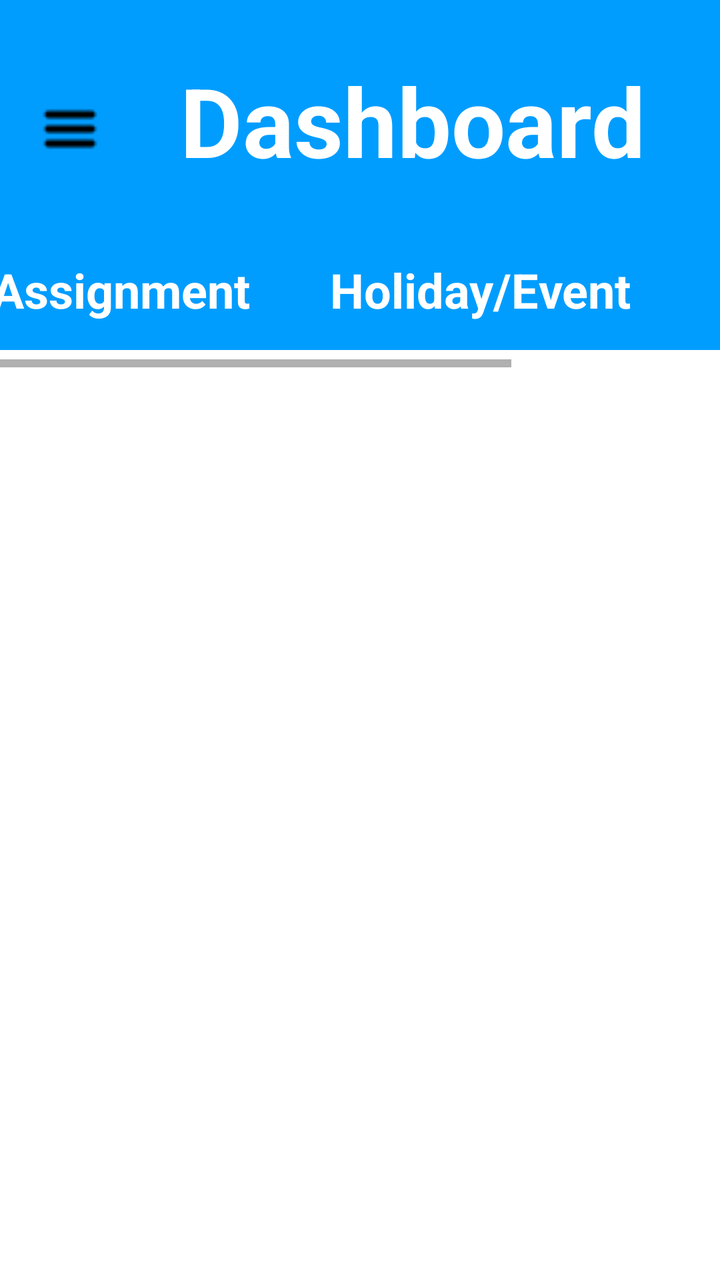
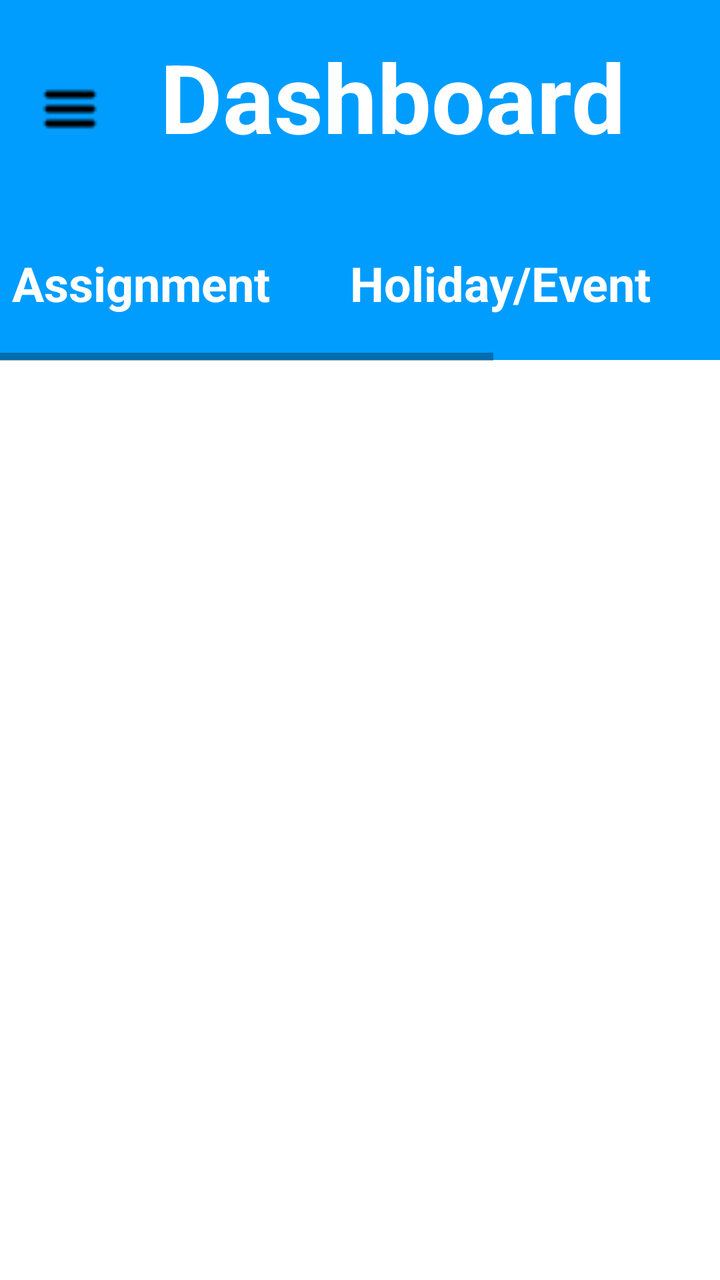

Screens rendered from an Android XML layout before and after an edit, with the pre-edit source and the edit as a unified diff.
<!-- AndroidManifest.xml: application theme Theme.StudentManagementSystem -->
<!-- res/layout/activity_dashboard.xml -->
<?xml version="1.0" encoding="utf-8"?>
<androidx.constraintlayout.widget.ConstraintLayout xmlns:android="http://schemas.android.com/apk/res/android"
    xmlns:app="http://schemas.android.com/apk/res-auto"
    xmlns:tools="http://schemas.android.com/tools"
    android:layout_width="match_parent"
    android:layout_height="match_parent"
    tools:context=".Dashboard"
    tools:ignore="ExtraText">
`   <androidx.appcompat.widget.Toolbar
    android:id="@+id/toolbar3"
    android:layout_width="415dp"
    android:layout_height="175dp"
    android:background="@color/app_theme"
    android:minHeight="?attr/actionBarSize"
    android:theme="?attr/actionBarTheme"
    app:layout_constraintEnd_toEndOf="parent"
    app:layout_constraintStart_toStartOf="parent"
    app:layout_constraintTop_toTopOf="parent" />

    <ImageView
        android:id="@+id/imageView4"
        android:layout_width="30dp"
        android:layout_height="29dp"
        android:layout_marginStart="20dp"
        android:layout_marginLeft="20dp"
        android:layout_marginTop="50dp"
        app:layout_constraintStart_toStartOf="parent"
        app:layout_constraintTop_toTopOf="parent"
        app:srcCompat="@drawable/menuicon" />

    <TextView
        android:id="@+id/textView10"
        android:layout_width="wrap_content"
        android:layout_height="wrap_content"
        android:layout_marginStart="40dp"
        android:layout_marginLeft="40dp"
        android:layout_marginTop="28dp"
        android:text="Dashboard"
        android:textColor="@color/white"
        android:textSize="48sp"
        android:textStyle="bold"
        app:layout_constraintEnd_toEndOf="parent"
        app:layout_constraintHorizontal_bias="0.0"
        app:layout_constraintStart_toEndOf="@+id/imageView4"
        app:layout_constraintTop_toTopOf="@+id/toolbar3" />

    <androidx.constraintlayout.widget.Guideline
        android:id="@+id/guideline4"
        android:layout_width="wrap_content"
        android:layout_height="wrap_content"
        android:orientation="horizontal"
        app:layout_constraintGuide_begin="100dp" />

    <LinearLayout
        android:layout_width="409dp"
        android:layout_height="70dp"
        android:layout_marginTop="30dp"
        android:orientation="horizontal"
        app:layout_constraintBottom_toBottomOf="@+id/toolbar3"
        app:layout_constraintEnd_toEndOf="parent"
        app:layout_constraintStart_toStartOf="parent"
        app:layout_constraintTop_toBottomOf="@+id/textView10"
        tools:ignore="MissingConstraints">

        <HorizontalScrollView
            android:layout_width="wrap_content"
            android:layout_height="match_parent">

            <LinearLayout
                android:layout_width="wrap_content"
                android:layout_height="match_parent"
                android:orientation="horizontal">

                <TextView
                    android:id="@+id/textView11"
                    android:layout_width="wrap_content"
                    android:layout_height="wrap_content"
                    android:layout_marginStart="20dp"
                    android:layout_marginLeft="20dp"
                    android:layout_marginTop="15dp"
                    android:layout_weight="1"
                    android:text="Assignment"
                    android:textColor="@color/white"
                    android:textSize="24sp"
                    android:textStyle="bold" />

                <TextView
                    android:id="@+id/textView17"
                    android:layout_width="wrap_content"
                    android:layout_height="wrap_content"
                    android:layout_marginStart="40dp"
                    android:layout_marginLeft="40dp"
                    android:layout_marginTop="15dp"
                    android:layout_weight="1"
                    android:text="Holiday/Event"
                    android:textColor="@color/white"
                    android:textSize="24sp"
                    android:textStyle="bold" />

                <TextView
                    android:id="@+id/textView18"
                    android:layout_width="wrap_content"
                    android:layout_height="wrap_content"
                    android:layout_marginStart="50dp"
                    android:layout_marginLeft="50dp"
                    android:layout_marginTop="15dp"
                    android:layout_weight="1"
                    android:text="Grades"
                    android:textColor="@color/white"
                    android:textSize="24sp"
                    android:textStyle="bold" />

                <TextView
                    android:id="@+id/textView19"
                    android:layout_width="wrap_content"
                    android:layout_height="wrap_content"
                    android:layout_marginStart="60dp"
                    android:layout_marginLeft="60dp"
                    android:layout_marginTop="15dp"
                    android:layout_marginEnd="20dp"
                    android:layout_marginRight="20dp"
                    android:layout_weight="1"
                    android:text="Fees"
                    android:textColor="@color/white"
                    android:textSize="24sp"
                    android:textStyle="bold" />
            </LinearLayout>
        </HorizontalScrollView>

    </LinearLayout>

</androidx.constraintlayout.widget.ConstraintLayout>
<!-- resources referenced by this layout -->
<resources>
  <color name="app_theme">#009dff</color>
  <color name="white">#FFFFFFFF</color>
  <!-- drawable menuicon: png bitmap (drawable, 140 bytes) -->
  <style name="Theme.StudentManagementSystem" parent="Theme.MaterialComponents.DayNight.DarkActionBar">
          
          <item name="colorPrimary">@color/purple_500</item>
          <item name="colorPrimaryVariant">@color/purple_700</item>
          <item name="colorOnPrimary">@color/white</item>
          
          <item name="colorSecondary">@color/teal_200</item>
          <item name="colorSecondaryVariant">@color/teal_700</item>
          <item name="colorOnSecondary">@color/black</item>
          
          <item name="android:statusBarColor" tools:targetApi="21">?attr/colorPrimaryVariant</item>
          
      </style>
  <color name="purple_500">#FF6200EE</color>
  <color name="purple_700">#FF3700B3</color>
  <color name="teal_200">#FF03DAC5</color>
  <color name="teal_700">#FF018786</color>
  <color name="black">#FF000000</color>
</resources>

<!-- the commit's change to res/layout/activity_dashboard.xml (unified diff, before → after) -->
@@ -6,16 +6,18 @@
     android:layout_height="match_parent"
     tools:context=".Dashboard"
     tools:ignore="ExtraText">
-`   <androidx.appcompat.widget.Toolbar
-    android:id="@+id/toolbar3"
-    android:layout_width="415dp"
-    android:layout_height="175dp"
-    android:background="@color/app_theme"
-    android:minHeight="?attr/actionBarSize"
-    android:theme="?attr/actionBarTheme"
-    app:layout_constraintEnd_toEndOf="parent"
-    app:layout_constraintStart_toStartOf="parent"
-    app:layout_constraintTop_toTopOf="parent" />
+`
+
+    <androidx.appcompat.widget.Toolbar
+        android:id="@+id/toolbar3"
+        android:layout_width="415dp"
+        android:layout_height="180dp"
+        android:background="@color/app_theme"
+        android:minHeight="?attr/actionBarSize"
+        android:theme="?attr/actionBarTheme"
+        app:layout_constraintEnd_toEndOf="parent"
+        app:layout_constraintStart_toStartOf="parent"
+        app:layout_constraintTop_toTopOf="parent" />
 
     <ImageView
         android:id="@+id/imageView4"
@@ -23,7 +25,7 @@
         android:layout_height="29dp"
         android:layout_marginStart="20dp"
         android:layout_marginLeft="20dp"
-        android:layout_marginTop="50dp"
+        android:layout_marginTop="40dp"
         app:layout_constraintStart_toStartOf="parent"
         app:layout_constraintTop_toTopOf="parent"
         app:srcCompat="@drawable/menuicon" />
@@ -32,9 +34,9 @@
         android:id="@+id/textView10"
         android:layout_width="wrap_content"
         android:layout_height="wrap_content"
-        android:layout_marginStart="40dp"
-        android:layout_marginLeft="40dp"
-        android:layout_marginTop="28dp"
+        android:layout_marginStart="30dp"
+        android:layout_marginLeft="30dp"
+        android:layout_marginTop="16dp"
         android:text="Dashboard"
         android:textColor="@color/white"
         android:textSize="48sp"
@@ -75,8 +77,8 @@
                     android:id="@+id/textView11"
                     android:layout_width="wrap_content"
                     android:layout_height="wrap_content"
-                    android:layout_marginStart="20dp"
-                    android:layout_marginLeft="20dp"
+                    android:layout_marginStart="30dp"
+                    android:layout_marginLeft="30dp"
                     android:layout_marginTop="15dp"
                     android:layout_weight="1"
                     android:text="Assignment"
@@ -117,8 +119,8 @@
                     android:layout_marginStart="60dp"
                     android:layout_marginLeft="60dp"
                     android:layout_marginTop="15dp"
-                    android:layout_marginEnd="20dp"
-                    android:layout_marginRight="20dp"
+                    android:layout_marginEnd="30dp"
+                    android:layout_marginRight="30dp"
                     android:layout_weight="1"
                     android:text="Fees"
                     android:textColor="@color/white"
